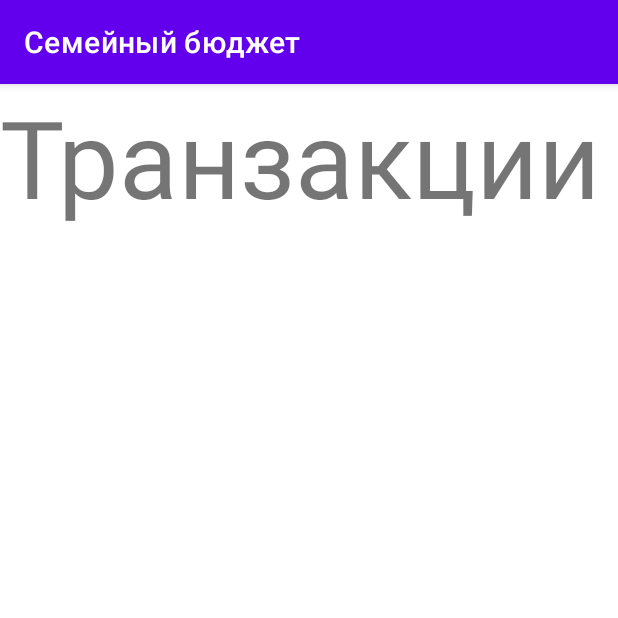
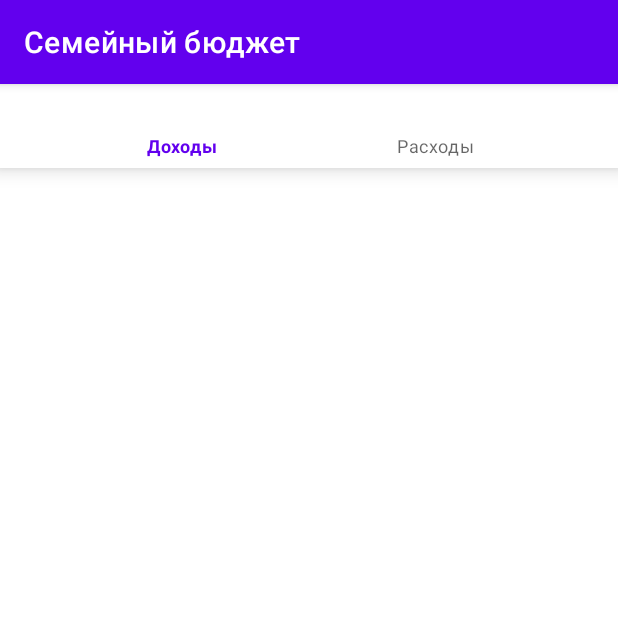
Before and after one commit to askdh-b/BudgetOfFamily, an Android app: the fragment TransactionsScreen shown on its own in the app's theme, on a phone screen of 412 x 824 dp, the top half of it. Run offline under Robolectric (Android 15) with nearby library versions, the phone set to English and light mode, and no system bars; our stand-ins replace navigation-ui.

Commit message:
added top navigation for transactions

```diff
--- /dev/null
+++ b/app/src/main/java/rustam/urazov/budgetoffamily/screen/incomes/IncomesFragment.kt
@@ -0,0 +1,12 @@
+package rustam.urazov.budgetoffamily.screen.incomes
+
+import android.os.Bundle
+import android.view.View
+import androidx.fragment.app.Fragment
+import rustam.urazov.budgetoffamily.R
+
+class IncomesFragment : Fragment(R.layout.fragment_incomes) {
+    override fun onViewCreated(view: View, savedInstanceState: Bundle?) {
+        super.onViewCreated(view, savedInstanceState)
+    }
+}
--- a/app/src/main/java/rustam/urazov/budgetoffamily/screen/transactions/TransactionsScreen.kt
+++ b/app/src/main/java/rustam/urazov/budgetoffamily/screen/transactions/TransactionsScreen.kt
@@ -1,12 +1,20 @@
-package rustam.urazov.budgetoffamily.screen.profile
+package rustam.urazov.budgetoffamily.screen.transactions
 
 import android.os.Bundle
 import android.view.View
 import androidx.fragment.app.Fragment
+import androidx.navigation.fragment.NavHostFragment
+import androidx.navigation.ui.setupWithNavController
+import com.google.android.material.bottomnavigation.BottomNavigationView
 import rustam.urazov.budgetoffamily.R
 
 class TransactionsScreen : Fragment(R.layout.fragment_transactions) {
     override fun onViewCreated(view: View, savedInstanceState: Bundle?) {
         super.onViewCreated(view, savedInstanceState)
+
+        val bnvTransactions: BottomNavigationView = view.findViewById(R.id.bnvTransactions)
+        val navController = (childFragmentManager.findFragmentById(R.id.fcvTransactions) as NavHostFragment)
+            .navController
+        bnvTransactions.setupWithNavController(navController)
     }
 }
--- /dev/null
+++ b/app/src/main/res/drawable/ic_add.xml
@@ -0,0 +1,5 @@
+<vector android:height="80dp" android:tint="#B44F1E"
+    android:viewportHeight="24" android:viewportWidth="24"
+    android:width="80dp" xmlns:android="http://schemas.android.com/apk/res/android">
+    <path android:fillColor="@android:color/white" android:pathData="M12,2C6.48,2 2,6.48 2,12s4.48,10 10,10 10,-4.48 10,-10S17.52,2 12,2zM17,13h-4v4h-2v-4L7,13v-2h4L11,7h2v4h4v2z"/>
+</vector>
--- /dev/null
+++ b/app/src/main/res/layout/fragment_incomes.xml
@@ -0,0 +1,6 @@
+<?xml version="1.0" encoding="utf-8"?>
+<FrameLayout xmlns:android="http://schemas.android.com/apk/res/android"
+    android:layout_width="match_parent"
+    android:layout_height="match_parent">
+
+</FrameLayout>
--- /dev/null
+++ b/app/src/main/res/layout/fragment_spendings.xml
@@ -0,0 +1,6 @@
+<?xml version="1.0" encoding="utf-8"?>
+<FrameLayout xmlns:android="http://schemas.android.com/apk/res/android"
+    android:layout_width="match_parent"
+    android:layout_height="match_parent">
+
+</FrameLayout>
--- a/app/src/main/res/layout/fragment_transactions.xml
+++ b/app/src/main/res/layout/fragment_transactions.xml
@@ -8,12 +8,25 @@
         android:layout_width="match_parent"
         android:layout_height="match_parent">
 
-        <androidx.appcompat.widget.AppCompatTextView
-            android:layout_width="wrap_content"
+        <androidx.fragment.app.FragmentContainerView
+            android:id="@+id/fcvTransactions"
+            android:name="androidx.navigation.fragment.NavHostFragment"
+            android:layout_width="0dp"
+            android:layout_height="0dp"
+            app:defaultNavHost="true"
+            app:layout_constraintBottom_toBottomOf="parent"
+            app:layout_constraintEnd_toEndOf="parent"
+            app:layout_constraintStart_toStartOf="parent"
+            app:layout_constraintTop_toBottomOf="@id/bnvTransactions"
+            app:navGraph="@navigation/nav_graph_transactions" />
+
+        <com.google.android.material.bottomnavigation.BottomNavigationView
+            android:id="@+id/bnvTransactions"
+            android:layout_width="match_parent"
             android:layout_height="wrap_content"
-            android:text="@string/title_transactions"
-            android:textSize="72sp"
-            app:layout_constraintStart_toStartOf="parent"
-            app:layout_constraintTop_toTopOf="parent" />
+            app:layout_constraintTop_toTopOf="parent"
+            app:layout_constraintBottom_toTopOf="@id/fcvTransactions"
+            app:menu="@menu/top_menu" />
     </androidx.constraintlayout.widget.ConstraintLayout>
+
 </FrameLayout>
--- /dev/null
+++ b/app/src/main/res/menu/top_menu.xml
@@ -0,0 +1,9 @@
+<?xml version="1.0" encoding="utf-8"?>
+<menu xmlns:android="http://schemas.android.com/apk/res/android">
+    <item
+        android:id="@+id/incomesFragment"
+        android:title="@string/incomes" />
+    <item
+        android:id="@+id/spendingsFragment"
+        android:title="@string/spendings" />
+</menu>
--- a/app/src/main/res/navigation/nav_graph_content.xml
+++ b/app/src/main/res/navigation/nav_graph_content.xml
@@ -22,7 +22,7 @@
         tools:layout="@layout/fragment_search" />
     <fragment
         android:id="@+id/transactionsFragment"
-        android:name="rustam.urazov.budgetoffamily.screen.profile.TransactionsScreen"
+        android:name="rustam.urazov.budgetoffamily.screen.transactions.TransactionsScreen"
         android:label="@string/title_transactions"
         tools:layout="@layout/fragment_transactions" />
 </navigation>
--- /dev/null
+++ b/app/src/main/res/navigation/nav_graph_transactions.xml
@@ -0,0 +1,17 @@
+<?xml version="1.0" encoding="utf-8"?>
+<navigation xmlns:android="http://schemas.android.com/apk/res/android"
+    xmlns:app="http://schemas.android.com/apk/res-auto"
+    xmlns:tools="http://schemas.android.com/tools"
+    android:id="@+id/nav_graph_transactions"
+    app:startDestination="@id/incomesFragment">
+    <fragment
+        android:id="@+id/incomesFragment"
+        android:name="rustam.urazov.budgetoffamily.screen.incomes.IncomesFragment"
+        android:label="@string/incomes"
+        tools:layout="@layout/fragment_incomes" />
+    <fragment
+        android:id="@+id/spendingsFragment"
+        android:name="rustam.urazov.budgetoffamily.screen.spendings.SpendingsFragment"
+        android:label="@string/spendings"
+        tools:layout="@layout/fragment_spendings" />
+</navigation>
--- a/app/src/main/res/values/strings.xml
+++ b/app/src/main/res/values/strings.xml
@@ -35,4 +35,6 @@
     <string name="current_goals">Действующие цели</string>
     <string name="completed_goals">Завершенные цели</string>
     <string name="income_percentage">Процент от дохода:</string>
+    <string name="incomes">Доходы</string>
+    <string name="spendings">Расходы</string>
 </resources>
```
Also changed, not shown: app/src/main/java/rustam/urazov/budgetoffamily/adapter/GoalAdapter.kt (+8 -1 lines), app/src/main/java/rustam/urazov/budgetoffamily/screen/goals/GoalsScreen.kt (+13 -6 lines), app/src/main/java/rustam/urazov/budgetoffamily/screen/spendings/SpendingsFragment.kt (added, +12 -0 lines), app/src/main/res/layout/fragment_goals.xml (+17 -1 lines), app/src/main/res/layout/fragment_search.xml (+0 -8 lines).
